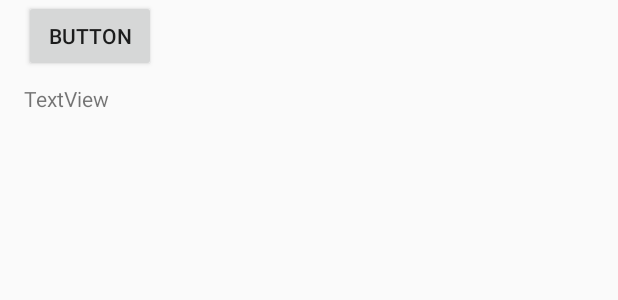
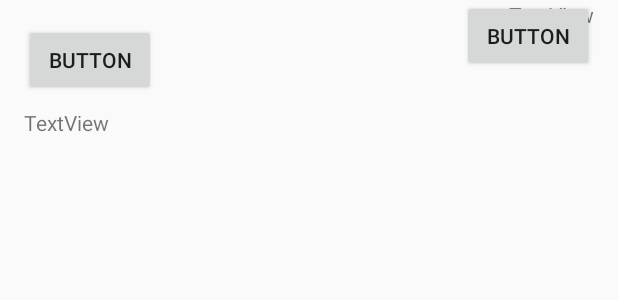
Before and after one commit to LifeofDan-EL/ConstraintLayout, an Android app: the layout guidelines_example.xml on its own in the app's theme, with its tools: preview values and no code run, on a phone screen of 412 x 824 dp. Shown: the top 300 px of the screen. Run offline under Robolectric (Android 15) with nearby library versions, the phone set to English and light mode, and no system bars.

Commit message:
Intial Commit

```diff
--- a/app/src/main/res/layout/guidelines_example.xml
+++ b/app/src/main/res/layout/guidelines_example.xml
@@ -13,7 +13,7 @@
         android:layout_height="wrap_content"
         android:text="Button"
         app:layout_constraintStart_toStartOf="@+id/guideline"
-        app:layout_constraintTop_toTopOf="parent" />
+        app:layout_constraintTop_toTopOf="@+id/guideline4" />
 
     <TextView
         android:id="@+id/textView3"
@@ -30,4 +30,35 @@
         android:layout_height="wrap_content"
         android:orientation="vertical"
         app:layout_constraintGuide_begin="16dp" />
+
+    <androidx.constraintlayout.widget.Guideline
+        android:id="@+id/guideline3"
+        android:layout_width="wrap_content"
+        android:layout_height="wrap_content"
+        android:orientation="vertical"
+        app:layout_constraintGuide_end="16dp" />
+
+    <Button
+        android:id="@+id/button12"
+        android:layout_width="wrap_content"
+        android:layout_height="wrap_content"
+        android:text="Button"
+        app:layout_constraintEnd_toStartOf="@+id/guideline3"
+        tools:layout_editor_absoluteY="596dp" />
+
+    <TextView
+        android:id="@+id/textView4"
+        android:layout_width="wrap_content"
+        android:layout_height="wrap_content"
+        android:text="TextView"
+        app:layout_constraintEnd_toStartOf="@+id/guideline3"
+        tools:layout_editor_absoluteY="662dp" />
+
+    <androidx.constraintlayout.widget.Guideline
+        android:id="@+id/guideline4"
+        android:layout_width="wrap_content"
+        android:layout_height="wrap_content"
+        android:orientation="horizontal"
+        app:layout_constraintGuide_begin="16dp" />
+
 </androidx.constraintlayout.widget.ConstraintLayout>
```
Also changed, not shown: app/src/main/res/layout/group_example.xml (added, +39 -0 lines).
